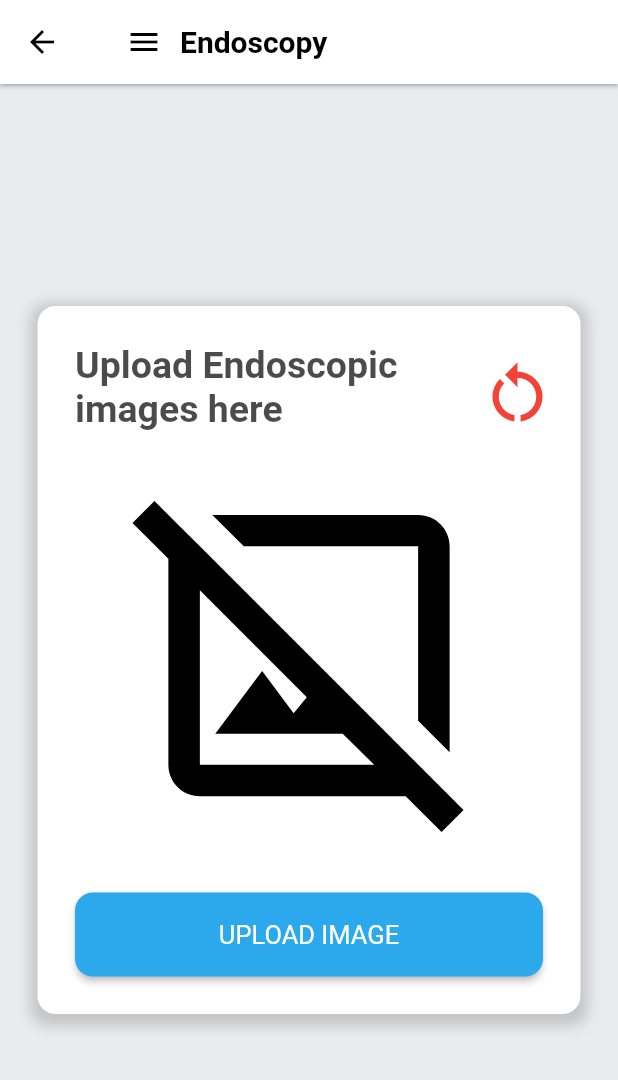
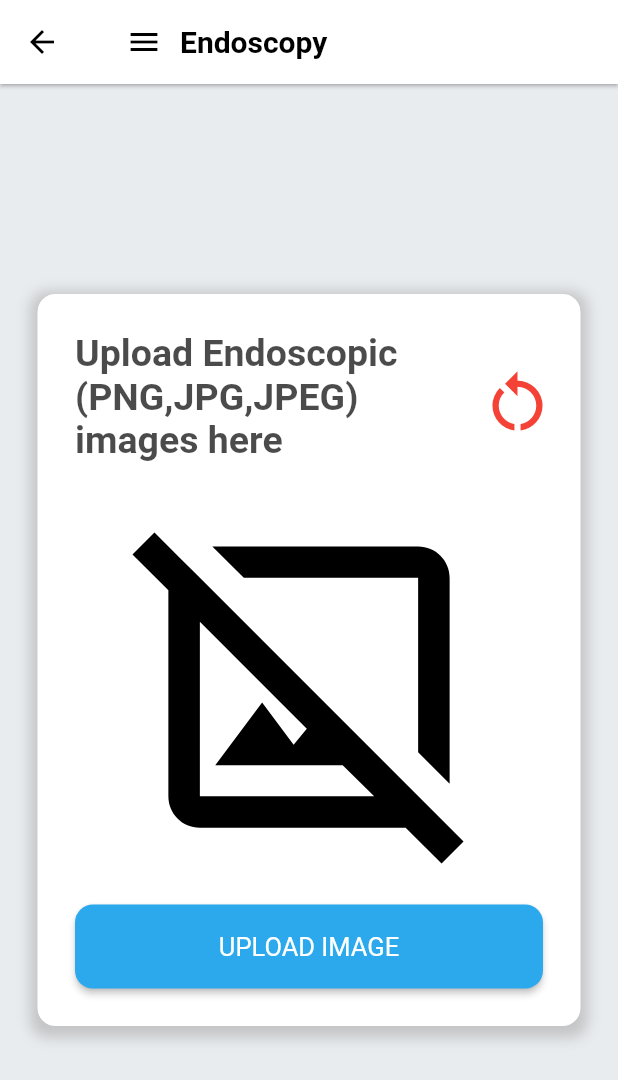
Before and after one commit to MahmoudMagdy001/colon_app, a Flutter app: the EndoscopyViewBody screen opened directly, on a phone screen of 412 x 824 dp. Shown: the top 1080 px of the screen. Run offline on Flutter 3.47's test engine with Material 2 defaults, Android fonts, the phone set to English and light mode, and no system bars; our stand-ins replace bloc, cached_network_image, connectivity_plus, dartz, dio, email_validator and 9 more; missing offline and left inert: supabase_auth_ui; accounts and stored records are empty; network calls fail; statements that could not run were skipped.

Commit message:
last 21/6

```diff
--- a/lib/features/endoscopy/presentation/views/widgets/endoscopy_details.dart
+++ b/lib/features/endoscopy/presentation/views/widgets/endoscopy_details.dart
@@ -293,7 +293,7 @@ class _EndoscopyDetailsState extends State<EndoscopyDetails> {
           context: context,
           builder: (_) => AlertDialog(
             title: const Text('Invalid Image type'),
-            content: const Text('Selected file is not a PNG or JPG.'),
+            content: const Text('Selected file is not a PNG or JPG or JPEG.'),
             actions: [
               TextButton(
                 onPressed: () => Navigator.of(context).pop(),
@@ -340,7 +340,7 @@ class _EndoscopyDetailsState extends State<EndoscopyDetails> {
                           child: Opacity(
                             opacity: 0.7,
                             child: Text(
-                              'Upload Endoscopic images here',
+                              'Upload Endoscopic (PNG,JPG,JPEG) images here',
                               style: Styles.textStyle25,
                             ),
                           ),
@@ -363,6 +363,7 @@ class _EndoscopyDetailsState extends State<EndoscopyDetails> {
                       ],
                     ),
                     const SizedBox(height: 25),
+
                     if (imageEndoscopy != null)
                       Stack(
                         children: [
@@ -387,12 +388,13 @@ class _EndoscopyDetailsState extends State<EndoscopyDetails> {
                       const SizedBox(
                         height: 10,
                       ),
-                    Text(
-                      error,
-                      style: Styles.textStyle20,
-                    ),
+                    if (error != '')
+                      Text(
+                        '$error. \nPlease select an Endoscopic image and try again.',
+                        style: Styles.textStyle20,
+                      ),
                     const SizedBox(
-                      height: 10,
+                      height: 20,
                     ),
                     // const SizedBox(height: 15),
                     Row(
--- a/lib/features/histopathology/presentation/views/widgets/histopathology_details.dart
+++ b/lib/features/histopathology/presentation/views/widgets/histopathology_details.dart
@@ -111,7 +111,7 @@ class _HistopathologyDetailsState extends State<HistopathologyDetails> {
           context: context,
           builder: (_) => AlertDialog(
             title: const Text('Invalid Image type'),
-            content: const Text('Selected file is not a PNG or JPG.'),
+            content: const Text('Selected file is not a PNG or JPG or JPEG.'),
             actions: [
               TextButton(
                   onPressed: () {
@@ -159,7 +159,7 @@ class _HistopathologyDetailsState extends State<HistopathologyDetails> {
                         child: Opacity(
                           opacity: 0.7,
                           child: Text(
-                            'Upload Histopathological images here',
+                            'Upload Histopathological (PNG,JPG,JPEG) images here',
                             style: Styles.textStyle25,
                           ),
                         ),
```
